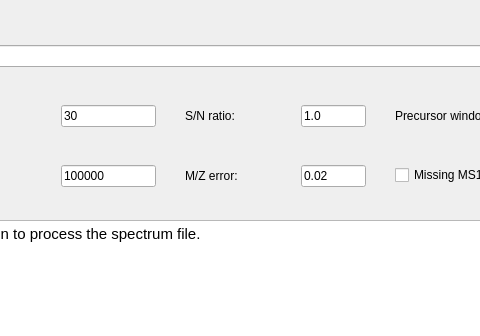
Qt form src/gui/topfd/topfddialog.ui (toppic-suite/toppic-suite) before a commit; both pictures show x 175 to 655 and y 0 to 336 of the 940 by 585 pixel window.
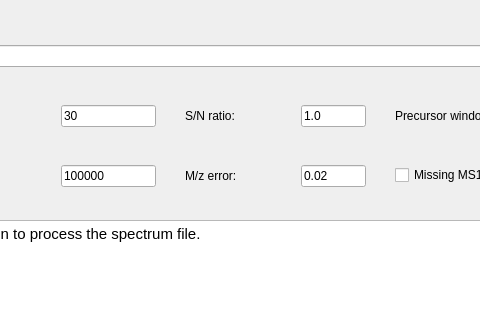
The same form after that commit. Icons and pictures are not drawn.

Commit message: Change "M/Z" to "M/z" in topfd_gui

What changed in the file:
```diff
--- a/src/gui/topfd/topfddialog.ui
+++ b/src/gui/topfd/topfddialog.ui
@@ -190,7 +190,7 @@
        </size>
       </property>
       <property name="text">
-       <string>M/Z error: </string>
+       <string>M/z error: </string>
       </property>
      </widget>
     </item>
```
